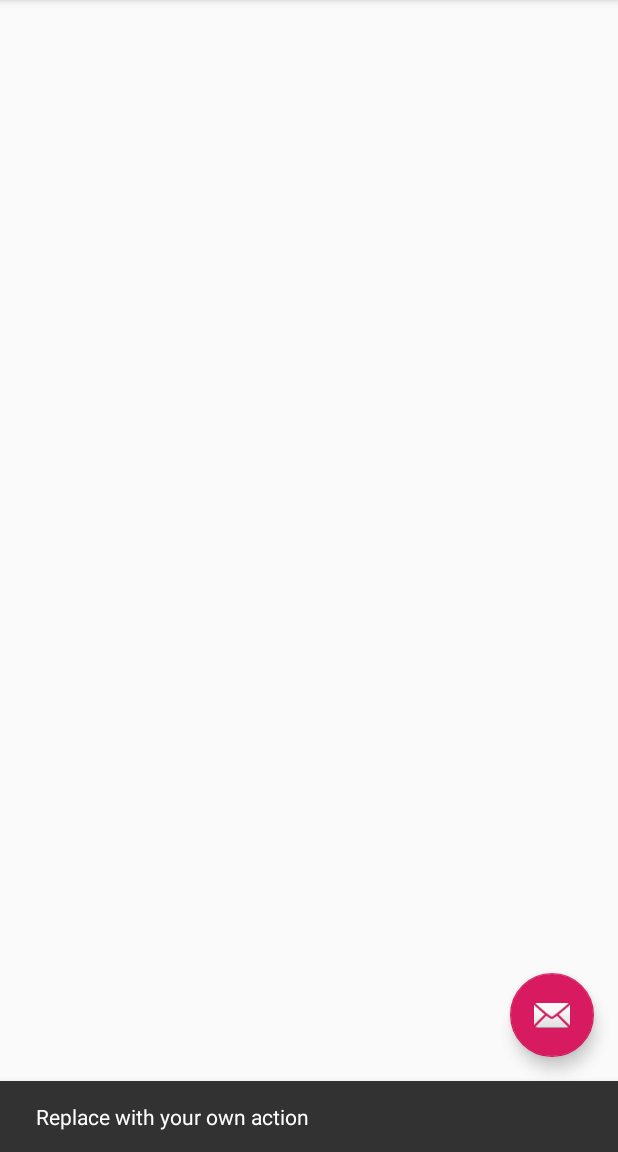
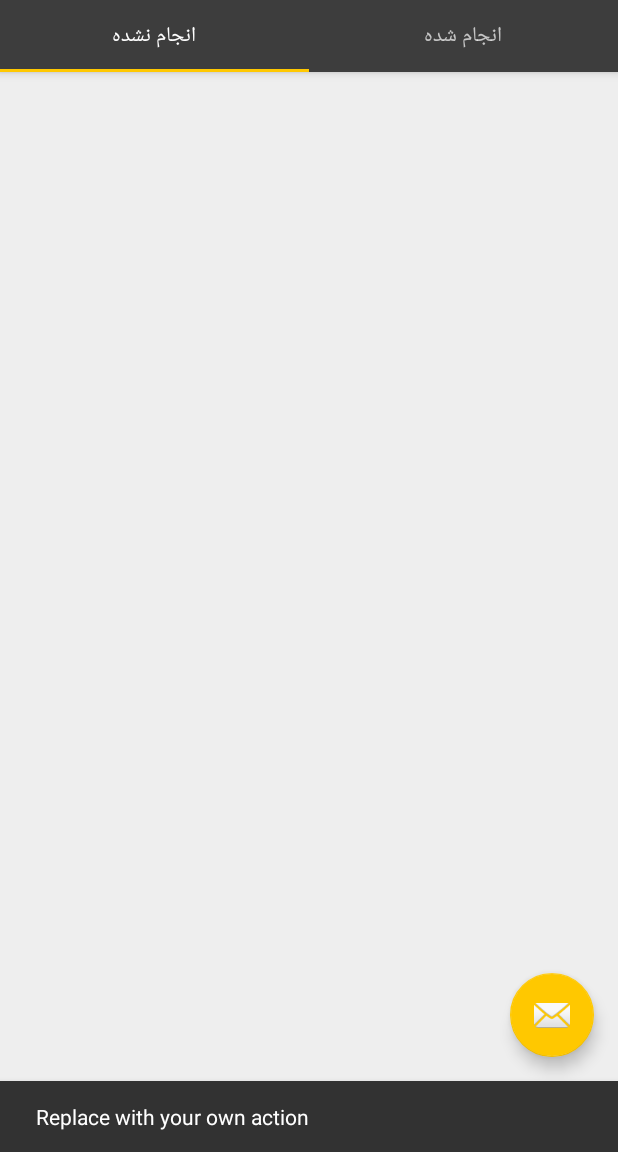
Before and after one commit to xone-e/car, an Android app: the MainActivity screen opened directly, with no data from a screen before it, after a tap on an icon or button, on a phone screen of 412 x 824 dp, the part 84-1236 px from its top. Run offline under Robolectric (Android 15) with nearby library versions, the phone set to English and light mode, and no system bars.

Commit message:
added view pager

```diff
--- a/app/src/main/AndroidManifest.xml
+++ b/app/src/main/AndroidManifest.xml
@@ -3,8 +3,10 @@
     package="com.example.mycar">
 
     <uses-permission android:name="android.permission.INTERNET" />
+    <uses-permission android:name="android.permission.ACCESS_NETWORK_STATE" />
 
     <application
+        android:usesCleartextTraffic="true"
         android:allowBackup="true"
         android:icon="@mipmap/ic_launcher"
         android:label="@string/app_name"
@@ -13,7 +15,7 @@
         android:theme="@style/AppTheme">
         <activity
             android:name=".activities.SignupActivity"
-            android:label="ثبت نام" />
+            android:label="signUp" />
         <activity android:name=".activities.LoginActivity">
             <intent-filter>
                 <action android:name="android.intent.action.MAIN" />
--- a/app/src/main/java/com/example/mycar/Api.java
+++ b/app/src/main/java/com/example/mycar/Api.java
@@ -1,5 +1,5 @@
 package com.example.mycar;
 
 public class Api {
-    public  static  final String URL = "http://192.168.1.158/car/";
+    public  static  final String URL = "http://192.168.122.1/car/";
 }
--- a/app/src/main/java/com/example/mycar/activities/MainActivity.java
+++ b/app/src/main/java/com/example/mycar/activities/MainActivity.java
@@ -3,6 +3,8 @@ package com.example.mycar.activities;
 import android.os.Bundle;
 import android.support.design.widget.FloatingActionButton;
 import android.support.design.widget.Snackbar;
+import android.support.design.widget.TabLayout;
+import android.support.v4.view.ViewPager;
 import android.view.View;
 import android.support.v4.view.GravityCompat;
 import android.support.v7.app.ActionBarDrawerToggle;
@@ -15,9 +17,15 @@ import android.support.v7.widget.Toolbar;
 import android.view.Menu;
 
 import com.example.mycar.R;
+import com.example.mycar.adapters.ViewPagerAdapter;
+import com.example.mycar.fragments.FinishTaskFrafment;
+import com.example.mycar.fragments.UnfinishedTaskFragment;
 
 public class MainActivity extends AppCompatActivity
         implements NavigationView.OnNavigationItemSelectedListener {
+
+    private TabLayout tabLayout;
+    private ViewPager viewPager;
 
     @Override
     protected void onCreate(Bundle savedInstanceState) {
@@ -25,6 +33,13 @@ public class MainActivity extends AppCompatActivity
         setContentView(R.layout.activity_main);
         Toolbar toolbar = findViewById(R.id.toolbar);
         setSupportActionBar(toolbar);
+
+        viewPager = (ViewPager) findViewById(R.id.viewpager);
+        setupViewPager(viewPager);
+
+        tabLayout = (TabLayout) findViewById(R.id.tabs);
+        tabLayout.setupWithViewPager(viewPager);
+
         FloatingActionButton fab = findViewById(R.id.fab);
         fab.setOnClickListener(new View.OnClickListener() {
             @Override
@@ -98,4 +113,11 @@ public class MainActivity extends AppCompatActivity
         drawer.closeDrawer(GravityCompat.START);
         return true;
     }
+
+    private void setupViewPager(ViewPager viewPager) {
+        ViewPagerAdapter adapter = new ViewPagerAdapter(getSupportFragmentManager());
+        adapter.addFragment(new UnfinishedTaskFragment(), "انجام نشده");
+        adapter.addFragment(new FinishTaskFrafment(), "انجام شده");
+        viewPager.setAdapter(adapter);
+    }
 }
--- /dev/null
+++ b/app/src/main/java/com/example/mycar/adapters/ViewPagerAdapter.java
@@ -0,0 +1,38 @@
+package com.example.mycar.adapters;
+
+import android.support.v4.app.Fragment;
+import android.support.v4.app.FragmentManager;
+import android.support.v4.app.FragmentPagerAdapter;
+
+import java.util.ArrayList;
+import java.util.List;
+
+public class ViewPagerAdapter extends FragmentPagerAdapter {
+    private final List<Fragment> mFragmentList = new ArrayList<>();
+    private final List<String> mFragmentTitleList = new ArrayList<>();
+
+    public ViewPagerAdapter(FragmentManager fm) {
+        super(fm);
+    }
+
+
+    @Override
+    public Fragment getItem(int position) {
+        return mFragmentList.get(position);
+    }
+
+    @Override
+    public int getCount() {
+        return mFragmentList.size();
+    }
+
+    public void addFragment(Fragment fragment, String title) {
+        mFragmentList.add(fragment);
+        mFragmentTitleList.add(title);
+    }
+
+    @Override
+    public CharSequence getPageTitle(int position) {
+        return mFragmentTitleList.get(position);
+    }
+}
--- /dev/null
+++ b/app/src/main/java/com/example/mycar/fragments/FinishTaskFrafment.java
@@ -0,0 +1,27 @@
+package com.example.mycar.fragments;
+
+import android.os.Bundle;
+import android.support.annotation.NonNull;
+import android.support.annotation.Nullable;
+import android.support.v4.app.Fragment;
+import android.view.LayoutInflater;
+import android.view.View;
+import android.view.ViewGroup;
+
+import com.example.mycar.R;
+
+public class FinishTaskFrafment extends Fragment {
+    public FinishTaskFrafment() {
+    }
+
+    @Override
+    public void onCreate(@Nullable Bundle savedInstanceState) {
+        super.onCreate(savedInstanceState);
+    }
+
+    @Nullable
+    @Override
+    public View onCreateView(@NonNull LayoutInflater inflater, @Nullable ViewGroup container, @Nullable Bundle savedInstanceState) {
+        return inflater.inflate(R.layout.fragment_task, container, false);
+    }
+}
--- /dev/null
+++ b/app/src/main/java/com/example/mycar/fragments/UnfinishedTaskFragment.java
@@ -0,0 +1,28 @@
+package com.example.mycar.fragments;
+
+import android.os.Bundle;
+import android.support.annotation.NonNull;
+import android.support.annotation.Nullable;
+import android.support.v4.app.Fragment;
+import android.view.LayoutInflater;
+import android.view.View;
+import android.view.ViewGroup;
+
+import com.example.mycar.R;
+
+public class UnfinishedTaskFragment extends Fragment {
+
+    public UnfinishedTaskFragment() {
+    }
+
+    @Override
+    public void onCreate(@Nullable Bundle savedInstanceState) {
+        super.onCreate(savedInstanceState);
+    }
+
+    @Nullable
+    @Override
+    public View onCreateView(@NonNull LayoutInflater inflater, @Nullable ViewGroup container, @Nullable Bundle savedInstanceState) {
+        return inflater.inflate(R.layout.fragment_task, container, false);
+    }
+}
--- /dev/null
+++ b/app/src/main/res/drawable/ic_info_outline_black_24dp.xml
@@ -0,0 +1,9 @@
+<vector xmlns:android="http://schemas.android.com/apk/res/android"
+        android:width="24dp"
+        android:height="24dp"
+        android:viewportWidth="24.0"
+        android:viewportHeight="24.0">
+    <path
+        android:fillColor="#FF000000"
+        android:pathData="M11,17h2v-6h-2v6zM12,2C6.48,2 2,6.48 2,12s4.48,10 10,10 10,-4.48 10,-10S17.52,2 12,2zM12,20c-4.41,0 -8,-3.59 -8,-8s3.59,-8 8,-8 8,3.59 8,8 -3.59,8 -8,8zM11,9h2L13,7h-2v2z"/>
+</vector>
--- a/app/src/main/res/layout/activity_login.xml
+++ b/app/src/main/res/layout/activity_login.xml
@@ -8,7 +8,7 @@
     tools:context=".activities.LoginActivity">
 
     <ImageView
-        android:layout_width="200dp"
+        android:layout_width="150dp"
         android:layout_height="0dp"
         android:layout_gravity="center"
         android:layout_weight="1"
--- a/app/src/main/res/layout/app_bar_main.xml
+++ b/app/src/main/res/layout/app_bar_main.xml
@@ -18,9 +18,20 @@
             android:background="?attr/colorPrimary"
             app:popupTheme="@style/AppTheme.PopupOverlay" />
 
+        <android.support.design.widget.TabLayout
+            android:id="@+id/tabs"
+            android:layout_width="match_parent"
+            android:layout_height="wrap_content"
+            app:tabMode="fixed"
+            app:tabGravity="fill"/>
+
     </android.support.design.widget.AppBarLayout>
 
-    <include layout="@layout/content_main" />
+    <android.support.v4.view.ViewPager
+        android:id="@+id/viewpager"
+        android:layout_width="match_parent"
+        android:layout_height="match_parent"
+        app:layout_behavior="@string/appbar_scrolling_view_behavior"  />
 
     <android.support.design.widget.FloatingActionButton
         android:id="@+id/fab"
--- /dev/null
+++ b/app/src/main/res/layout/fragment_task.xml
@@ -0,0 +1,55 @@
+<?xml version="1.0" encoding="utf-8"?>
+<RelativeLayout xmlns:android="http://schemas.android.com/apk/res/android"
+    xmlns:tools="http://schemas.android.com/tools"
+    android:id="@+id/home_relativeLayout"
+    android:layout_width="match_parent"
+    android:layout_height="match_parent"
+    android:background="#eee"
+    android:paddingLeft="8dp"
+    android:paddingRight="8dp"
+    android:paddingBottom="8dp">
+
+    <android.support.v7.widget.RecyclerView
+        android:id="@+id/my_recycler_view"
+        android:layout_width="match_parent"
+        android:layout_height="match_parent" />
+
+    <RelativeLayout
+        android:id="@+id/empty_view"
+        android:layout_width="wrap_content"
+        android:layout_height="wrap_content"
+        android:layout_centerInParent="true"
+        android:visibility="gone">
+
+        <ImageView
+            android:id="@+id/image_empty"
+            android:layout_width="100dp"
+            android:layout_height="100dp"
+            android:layout_centerHorizontal="true"
+            android:tint="#888"
+            android:src="@drawable/ic_info_outline_black_24dp" />
+
+        <TextView
+            android:id="@+id/poll_text"
+            android:layout_width="wrap_content"
+            android:layout_height="wrap_content"
+            android:layout_below="@id/image_empty"
+            android:layout_centerHorizontal="true"
+            android:paddingTop="8dp"
+            android:text="No polls, yet"
+            android:textAllCaps="true"
+            android:textSize="18dp"
+            android:textStyle="bold" />
+
+        <TextView
+            android:layout_width="wrap_content"
+            android:layout_height="wrap_content"
+            android:layout_below="@id/poll_text"
+            android:layout_centerHorizontal="true"
+            android:paddingTop="8dp"
+            android:text="You haven't any poll yet."
+            android:textSize="18dp"
+            android:textStyle="bold" />
+    </RelativeLayout>
+
+</RelativeLayout>
--- a/app/src/main/res/values/colors.xml
+++ b/app/src/main/res/values/colors.xml
@@ -3,5 +3,5 @@
     <color name="colorPrimary">#3d3d3d</color>
     <color name="colorPrimaryDark">#222</color>
     <color name="colorPrimaryYellow">#ffc800</color>
-    <color name="colorAccent">#D81B60</color>
+    <color name="colorAccent">#ffc800</color>
 </resources>
```
Also changed, not shown: app/src/main/java/com/example/mycar/LoginBottonSheet.java (+132 -3 lines), app/src/main/java/com/example/mycar/activities/SignupActivity.java (+9 -8 lines), app/src/main/res/layout/activity_sign_up.xml (+10 -3 lines), app/src/main/res/layout/login_bottom_sheet.xml (+23 -1 lines).
